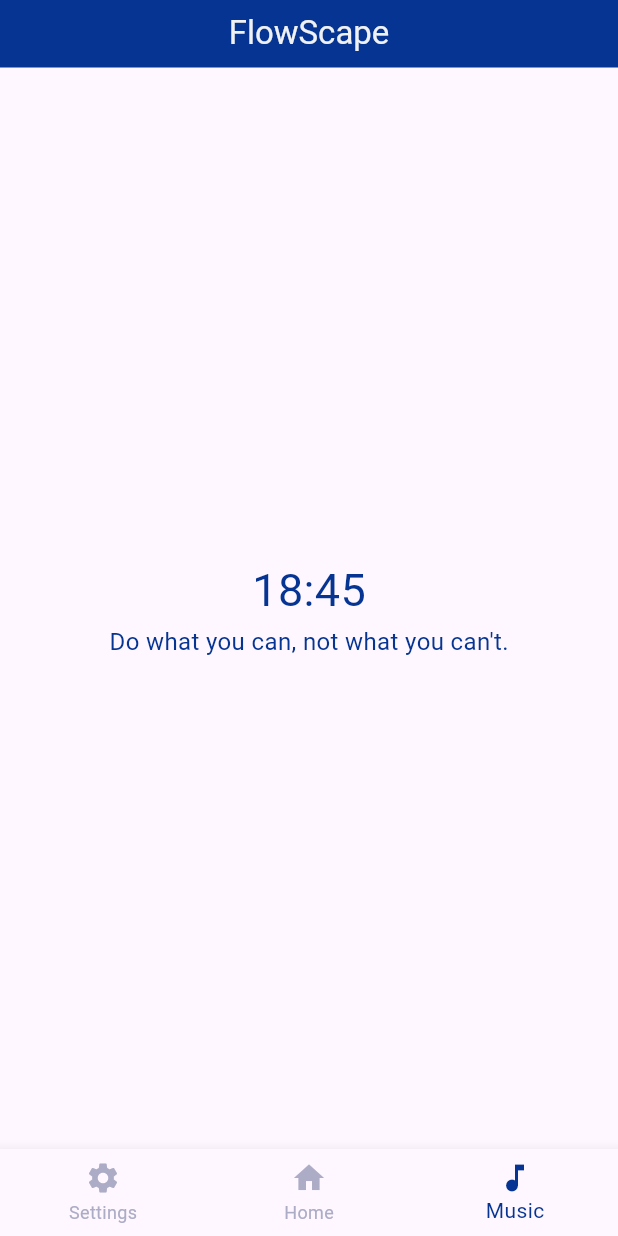
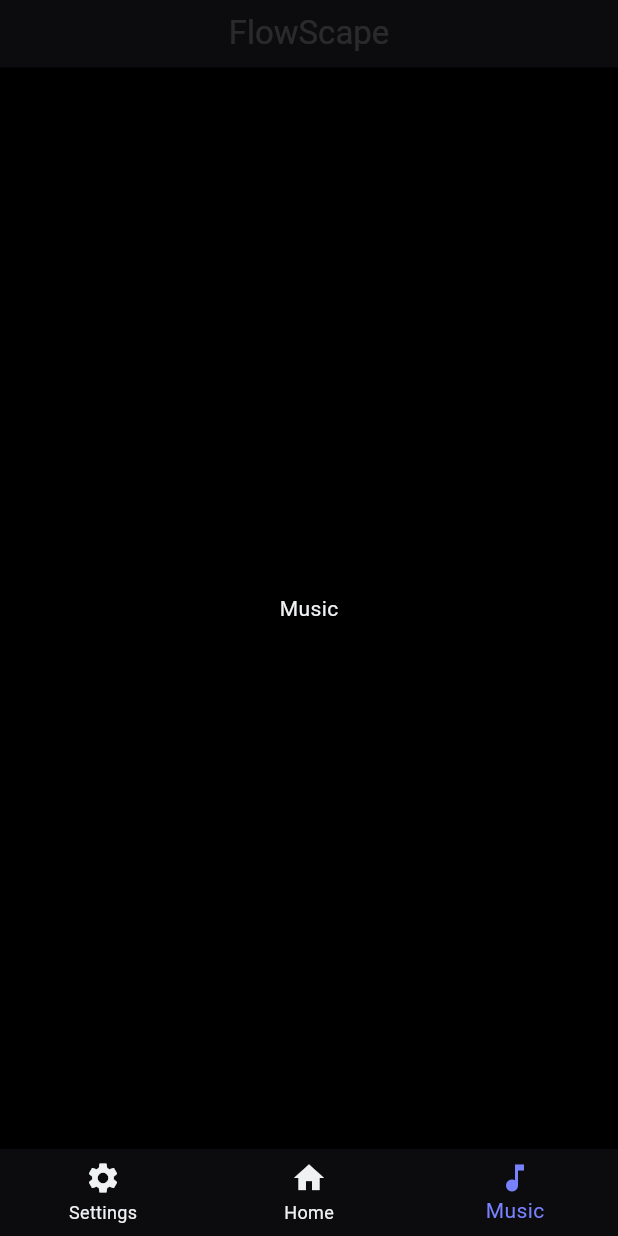
Before and after one commit to Ido-Badash/Flowscape, a Flutter app: the screen it shows after launch, item 3 of the bottom bar chosen, on a phone screen of 412 x 824 dp. Run offline on Flutter 3.47's test engine with Material 3 defaults, Android fonts, the light colour scheme and no system bars.

Commit message:
master: Refactor app structure and add new screens for Home, Music, and Settings; update color scheme and quotes functionality 🎇.

```diff
--- /dev/null
+++ b/lib/TODO.txt
@@ -0,0 +1,6 @@
+--- Learning ---
+yt course: https://youtu.be/CD1Y2DmL5JM?feature=shared
+current time: 1:58:36
+
+--- Tasks ---
+2. Make it so settings and music work
--- a/lib/core/data/quotes.dart
+++ b/lib/core/data/quotes.dart
@@ -12,7 +12,7 @@ List<String> quoteHanger = [
   "Small steps lead to big results.",
   "The secret? Just start.",
   "Grow by achieving your goals.",
-  "Make time; don’t wait for it.",
+  "Make time don’t wait for it.",
   "Love your work to do great work.",
   "Simplify—cut the excess.",
   "Do the right things well.",
--- a/lib/core/styles/colors.dart
+++ b/lib/core/styles/colors.dart
@@ -1,9 +1,11 @@
 import 'package:flutter/material.dart';
-
 class FlowColors {
   static const Color black = Color.fromRGBO(0, 0, 0, 1.0);
-  static const Color blue = Color.fromRGBO(6, 52, 146, 1.0);
+  static const Color blue = Color.fromRGBO(120, 130, 255, 1.0);
+  static const Color darkBlue = Color.fromRGBO(12, 12, 15, 1.0);
+  static const Color lightGray = Color.fromRGBO(172, 172, 198, 1.0);
   static const Color pink = Color.fromRGBO(202, 5, 77, 1.0);
-  static const Color gray = Color.fromRGBO(172, 172, 198, 1.0);
+  static const Color lavender = Color.fromRGBO(226, 226, 252, 1.0);
+  static const Color darkLavender = Color.fromRGBO(75, 75, 190, 0.5);
   static const Color white = Color.fromRGBO(239, 241, 243, 1.0);
 }
--- /dev/null
+++ b/lib/core/utils/general_helpers.dart
@@ -0,0 +1,9 @@
+// Returns the first key found with the value pair
+dynamic findKeyByValue(Map map, dynamic value) {
+  for (var e in map.entries) {
+    if (e.value == value) {
+      return e.key;
+    }
+  }
+  return null;
+}
--- /dev/null
+++ b/lib/features/app/app.dart
@@ -0,0 +1,78 @@
+import 'package:flutter/material.dart';
+
+// screens
+import 'package:flowscape/features/home/home.dart';
+import 'package:flowscape/features/music/music.dart';
+import 'package:flowscape/features/settings/settings.dart';
+
+// styles
+import 'package:flowscape/core/styles/colors.dart';
+import 'package:flowscape/core/styles/texts_sizes.dart';
+
+// utils
+import 'package:flowscape/core/utils/general_helpers.dart';
+
+class FlowHome extends StatefulWidget {
+  const FlowHome({super.key});
+
+  @override
+  State<FlowHome> createState() => _FlowHomeState();
+}
+
+class _FlowHomeState extends State<FlowHome> {
+  int currentScreenIdx = 1;
+  Map<String, int> screens = {"Settings": 0, "Home": 1, "Music": 2};
+
+  @override
+  Widget build(BuildContext context) {
+    return Scaffold(
+      // add a full bg image
+      backgroundColor: FlowColors.black,
+      appBar: AppBar(
+        backgroundColor: FlowColors.darkBlue,
+        centerTitle: true,
+        title: const Text(
+          "FlowScape",
+          style: TextStyle(fontSize: FlowTextsSizes.h2, color: Colors.white12),
+        ),
+        toolbarHeight: 45.0,
+      ),
+      body: Center(
+        child:
+            // Settings
+            currentScreenIdx == 0
+                ? SettingsScreen()
+                // Home
+                : currentScreenIdx == 1
+                ? HomeScreen()
+                // Music
+                : MusicScreen(),
+      ),
+
+      bottomNavigationBar: BottomNavigationBar(
+        items: const [
+          BottomNavigationBarItem(
+            label: "Settings",
+            icon: Icon(Icons.settings),
+          ),
+          BottomNavigationBarItem(label: "Home", icon: Icon(Icons.home)),
+          BottomNavigationBarItem(label: "Music", icon: Icon(Icons.music_note)),
+        ],
+        backgroundColor: FlowColors.darkBlue,
+        currentIndex: currentScreenIdx,
+        unselectedItemColor: FlowColors.white,
+        selectedItemColor: FlowColors.blue,
+        onTap: (int index) {
+          setState(() {
+            currentScreenIdx = index;
+          });
+          debugPrint("Navigating to screen index: ${_getScreenKey()}");
+        },
+      ),
+    );
+  }
+
+  String? _getScreenKey() {
+    return findKeyByValue(screens, currentScreenIdx);
+  }
+}
--- a/lib/features/home/home.dart
+++ b/lib/features/home/home.dart
@@ -1,85 +1,32 @@
 import 'package:flowscape/core/data/quotes.dart';
 import 'package:flutter/material.dart';
-
-// screens
-import 'package:flowscape/features/flow/flow.dart'; // ignore: unused_import
-import 'package:flowscape/features/music/music.dart'; // ignore: unused_import
-import 'package:flowscape/features/settings/settings.dart'; // ignore: unused_import
 
 // styles
 import 'package:flowscape/core/styles/colors.dart';
 import 'package:flowscape/core/styles/texts_sizes.dart';
 
-class FlowHome extends StatefulWidget {
-  const FlowHome({super.key});
+class HomeScreen extends StatefulWidget {
+
+  const HomeScreen({super.key});
 
   @override
-  State<FlowHome> createState() => _FlowHomeState();
+  State<HomeScreen> createState() => _HomeScreenState();
 }
 
-class _FlowHomeState extends State<FlowHome> {
+class _HomeScreenState extends State<HomeScreen> {
   String currentQuote = randomQuote();
-  int currentScreenIdx = 1;
 
   @override
   Widget build(BuildContext context) {
-    return Scaffold(
-      // add a full bg image
-      appBar: AppBar(
-        backgroundColor: FlowColors.blue,
-        centerTitle: true,
-        title: const Text(
-          "FlowScape",
-          style: TextStyle(
-        fontSize: FlowTextsSizes.h2,
-        color: FlowColors.white,
-          ),
-        ),
-        toolbarHeight: 45.0, // Reduce the height of the AppBar
-      ),
-      body: Center(
-        child: Column(
+    return Column(
       mainAxisAlignment: MainAxisAlignment.center,
       spacing: 1.5,
       children: [
-            const Text(
-              "18:45", // replace with irl time 24 hours clock style
-              style: TextStyle(
-                color: FlowColors.blue,
-                fontSize: FlowTextsSizes.h1,
-              ),
-            ),
         Text(
           currentQuote,
-              style: TextStyle(
-                fontSize: FlowTextsSizes.h4,
-                color: FlowColors.blue,
-              ),
+          style: TextStyle(fontSize: FlowTextsSizes.h3, color: FlowColors.lavender),
         ),
       ],
-        ),
-      ),
-
-      bottomNavigationBar: BottomNavigationBar(
-        items: const [
-          BottomNavigationBarItem(
-            label: "Settings",
-            icon: Icon(Icons.settings),
-          ),
-          BottomNavigationBarItem(label: "Home", icon: Icon(Icons.home)),
-          BottomNavigationBarItem(label: "Music", icon: Icon(Icons.music_note)),
-        ],
-        currentIndex: currentScreenIdx,
-        unselectedItemColor: FlowColors.gray,
-        selectedItemColor: FlowColors.blue,
-        onTap: (int index) {
-          setState(() {
-            updateQuote();
-            currentScreenIdx = index;
-          });
-          debugPrint("Navigating to screen index: $currentScreenIdx");
-        },
-      ),
     );
   }
 
--- a/lib/features/music/music.dart
+++ b/lib/features/music/music.dart
@@ -1,10 +1,18 @@
 import 'package:flutter/material.dart';
 
-class FlowMusic extends StatelessWidget {
-  const FlowMusic({super.key});
+// styles
+import 'package:flowscape/core/styles/colors.dart';
+
+class MusicScreen extends StatelessWidget {
+  const MusicScreen({super.key});
 
   @override
   Widget build(BuildContext context) {
-    return Scaffold(body: const Center(child: Text("I Am Music!")));
+    return Scaffold(
+      backgroundColor: FlowColors.black,
+      body: const Center(
+        child: Text("Music", style: TextStyle(color: FlowColors.white)),
+      ),
+    );
   }
 }
--- a/lib/main.dart
+++ b/lib/main.dart
@@ -1,5 +1,5 @@
 import 'package:flutter/material.dart';
-import 'features/home/home.dart'; // Imports FlowHome
+import 'features/app/app.dart'; // Imports FlowHome
 
 void main() {
   runApp(const MyApp());
```
Also changed, not shown: lib/features/settings/settings.dart (+11 -3 lines), lib/features/template/template.dart (deleted, +0 -10 lines), lib/core/utils/flutter_helpers.dart (added), lib/testing/scarch.dart (added). Lines whose indentation alone changed are shown as unchanged.
